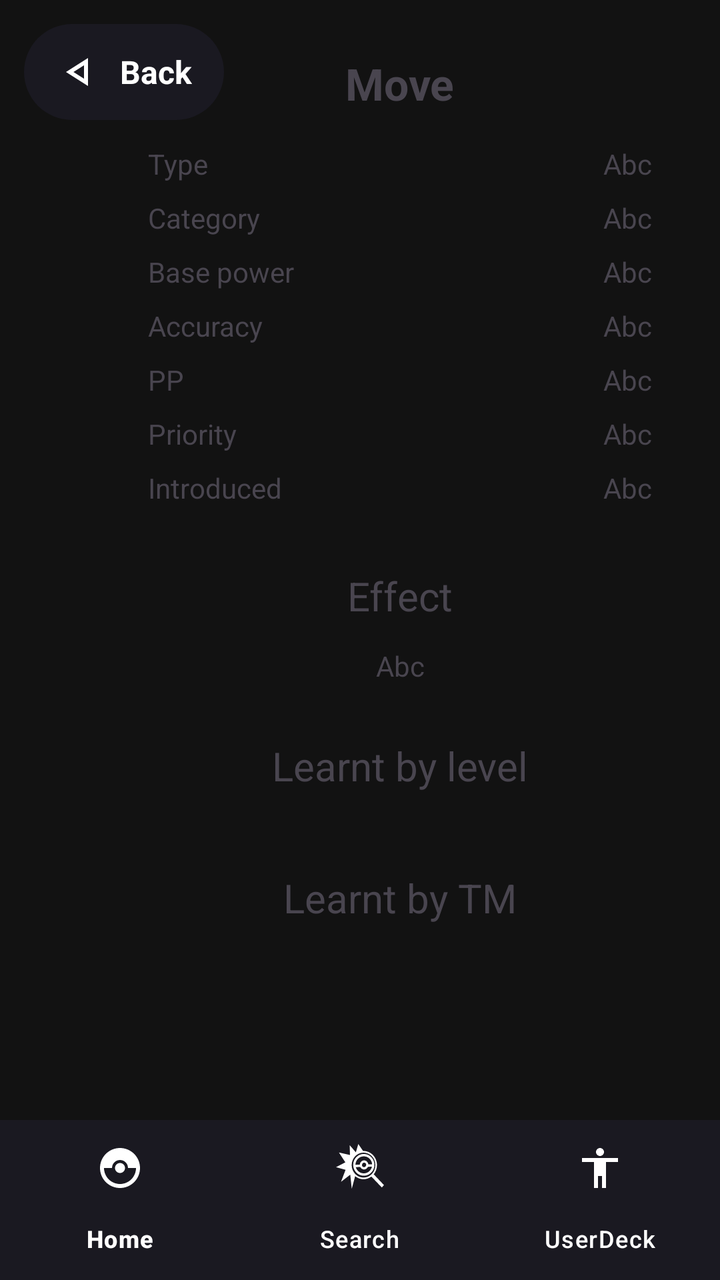
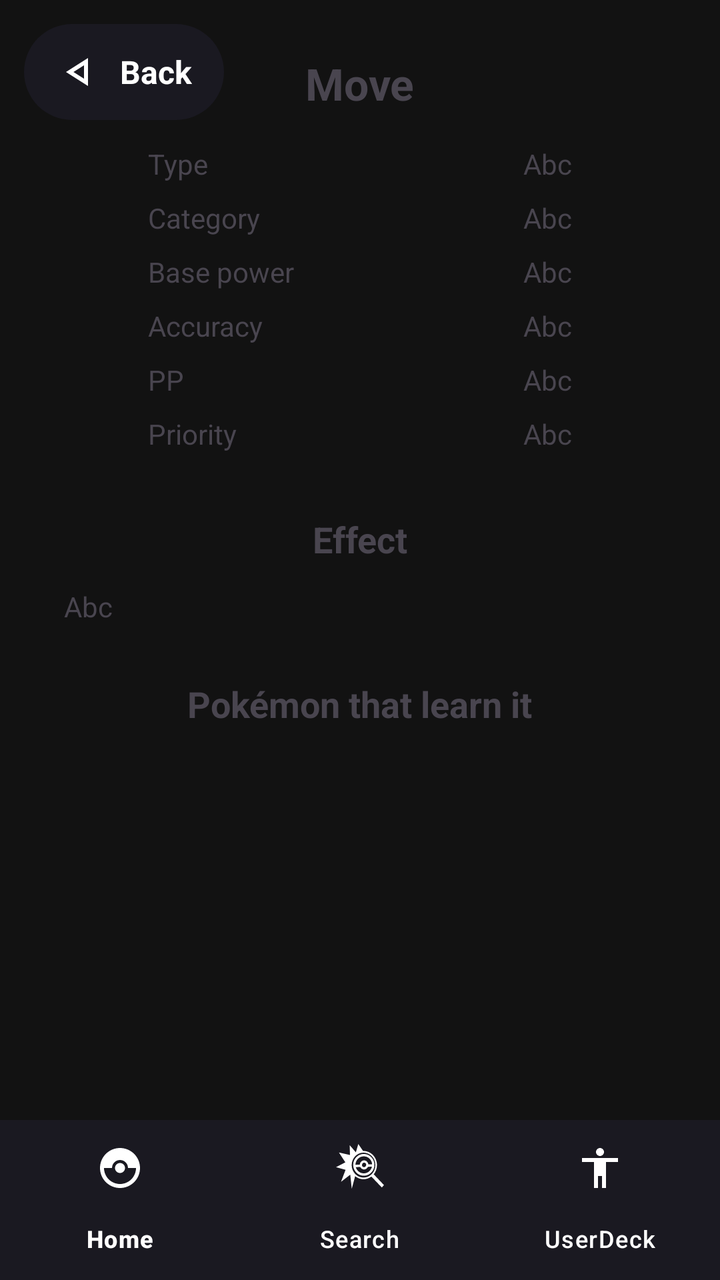

Compare the two renders of this Android layout. The source of the first and the diff that turns it into the second are given below.
<!-- AndroidManifest.xml: application theme Theme.ProyectoAtackDeckAndroid -->
<!-- res/layout/activity_move_details.xml -->
<?xml version="1.0" encoding="utf-8"?>
<androidx.constraintlayout.widget.ConstraintLayout xmlns:android="http://schemas.android.com/apk/res/android"
    xmlns:app="http://schemas.android.com/apk/res-auto"
    xmlns:tools="http://schemas.android.com/tools"
    android:id="@+id/main"
    android:layout_width="match_parent"
    android:layout_height="match_parent"
    android:background="#121212"
    tools:context=".activity.MoveDetailsActivity">

    <ScrollView
        android:id="@+id/scrollView"
        android:layout_width="match_parent"
        android:layout_height="0dp"
        android:fillViewport="true"
        app:layout_constraintBottom_toTopOf="@id/includedBottomNav"
        app:layout_constraintTop_toTopOf="parent">
        <LinearLayout
            android:layout_width="match_parent"
            android:layout_height="wrap_content"
            android:layout_marginHorizontal="20dp"
            android:orientation="vertical">
            <TextView
                android:id="@+id/tvMoveTitle"
                android:layout_width="wrap_content"
                android:layout_height="wrap_content"
                android:layout_gravity="center"
                android:layout_marginTop="@dimen/default_spacing"
                android:padding="12dp"
                android:text="@string/move_title"
                android:textSize="@dimen/text_size_h1"
                android:textStyle="bold" />
            <GridLayout
                android:layout_width="match_parent"
                android:layout_height="wrap_content"
                android:layout_marginHorizontal="50dp"
                android:columnCount="2"
                android:rowCount="7"
                android:useDefaultMargins="true">
                <TextView
                    android:layout_width="wrap_content"
                    android:layout_height="wrap_content"
                    android:text="@string/move_label_type"/>
                <TextView
                    android:id="@+id/tvType"
                    android:layout_width="wrap_content"
                    android:layout_height="wrap_content"
                    android:layout_gravity="end"
                    android:text="@string/value_placeholder"/>
                <TextView
                    android:layout_width="wrap_content"
                    android:layout_height="wrap_content"
                    android:text="@string/move_label_category"/>
                <TextView
                    android:id="@+id/tvCategory"
                    android:layout_width="wrap_content"
                    android:layout_height="wrap_content"
                    android:layout_gravity="end"
                    android:text="@string/value_placeholder" />
                <TextView
                    android:layout_width="wrap_content"
                    android:layout_height="wrap_content"
                    android:text="@string/move_label_bp"/>
                <TextView
                    android:id="@+id/tvBP"
                    android:layout_width="wrap_content"
                    android:layout_height="wrap_content"
                    android:layout_gravity="end"
                    android:text="@string/value_placeholder" />
                <TextView
                    android:layout_width="wrap_content"
                    android:layout_height="wrap_content"
                    android:text="@string/move_label_accuracy"/>
                <TextView
                    android:id="@+id/tvAccuracy"
                    android:layout_width="wrap_content"
                    android:layout_height="wrap_content"
                    android:layout_gravity="end"
                    android:text="@string/value_placeholder" />
                <TextView
                    android:layout_width="wrap_content"
                    android:layout_height="wrap_content"
                    android:text="@string/move_label_pp"/>
                <TextView
                    android:id="@+id/tvPP"
                    android:layout_width="wrap_content"
                    android:layout_height="wrap_content"
                    android:layout_gravity="end"
                    android:text="@string/value_placeholder" />
                <TextView
                    android:layout_width="wrap_content"
                    android:layout_height="wrap_content"
                    android:text="@string/move_label_priority"/>
                <TextView
                    android:id="@+id/tvPriority"
                    android:layout_width="wrap_content"
                    android:layout_height="wrap_content"
                    android:layout_gravity="end"
                    android:text="@string/value_placeholder" />
                <TextView
                    android:layout_width="wrap_content"
                    android:layout_height="wrap_content"
                    android:text="@string/move_label_generation"/>
                <TextView
                    android:id="@+id/tvGen"
                    android:layout_width="wrap_content"
                    android:layout_height="wrap_content"
                    android:layout_gravity="end"
                    android:text="@string/value_placeholder" />
            </GridLayout>
            <TextView
                android:layout_width="wrap_content"
                android:layout_height="wrap_content"
                android:layout_gravity="center"
                android:layout_marginTop="@dimen/default_spacing"
                android:padding="12dp"
                android:text="@string/move_label_effect"
                android:textSize="@dimen/text_size_h2" />
            <TextView
                android:id="@+id/tvEffect"
                android:layout_width="match_parent"
                android:layout_height="wrap_content"
                android:textAlignment="center"
                android:text="@string/value_placeholder" />
            <TextView
                android:layout_width="wrap_content"
                android:layout_height="wrap_content"
                android:layout_gravity="center"
                android:layout_marginTop="@dimen/default_spacing"
                android:padding="12dp"
                android:text="@string/move_label_learnt_lvl"
                android:textSize="@dimen/text_size_h2" />
            <androidx.recyclerview.widget.RecyclerView
                android:id="@+id/rvLearntLevel"
                android:layout_width="match_parent"
                android:layout_height="wrap_content"
                android:clipToPadding="false"
                android:nestedScrollingEnabled="false"
                tools:listitem="@layout/item_pokemon_list"
                app:layoutManager="androidx.recyclerview.widget.LinearLayoutManager" />
            <TextView
                android:layout_width="wrap_content"
                android:layout_height="wrap_content"
                android:layout_gravity="center"
                android:layout_marginTop="@dimen/default_spacing"
                android:padding="12dp"
                android:text="@string/move_label_learnt_tm"
                android:textSize="@dimen/text_size_h2" />
            <androidx.recyclerview.widget.RecyclerView
                android:id="@+id/rvLearntTM"
                android:layout_width="match_parent"
                android:layout_height="wrap_content"
                android:clipToPadding="false"
                android:nestedScrollingEnabled="false"
                tools:listitem="@layout/item_pokemon_list"
                app:layoutManager="androidx.recyclerview.widget.LinearLayoutManager" />
        </LinearLayout>
    </ScrollView>

    <TextView
        android:id="@+id/btnVolver"
        android:layout_width="wrap_content"
        android:layout_height="wrap_content"
        android:layout_margin="12dp"
        android:background="@drawable/bg_rounded_button"
        android:backgroundTint="#1A1921"
        android:drawablePadding="8dp"
        android:gravity="center"
        android:paddingHorizontal="16dp"
        android:paddingVertical="12dp"
        android:text="@string/action_back"
        android:textColor="@color/white"
        android:textSize="16sp"
        android:textStyle="bold"
        app:drawableStartCompat="@drawable/back_btn"
        app:drawableTint="@color/white"
        app:layout_constraintEnd_toEndOf="parent"
        app:layout_constraintHorizontal_bias="0.0"
        app:layout_constraintStart_toStartOf="parent"
        app:layout_constraintTop_toTopOf="parent" />

    <ProgressBar
        android:id="@+id/progressBar"
        android:layout_width="wrap_content"
        android:layout_height="wrap_content"
        android:visibility="gone"
        app:layout_constraintBottom_toBottomOf="parent"
        app:layout_constraintEnd_toEndOf="parent"
        app:layout_constraintStart_toStartOf="parent"
        app:layout_constraintTop_toTopOf="parent" />

    <include
    android:id="@+id/includedBottomNav"
    layout="@layout/layout_bottom_nav"
    android:layout_width="match_parent"
    android:layout_height="wrap_content"
    app:layout_constraintBottom_toBottomOf="parent" />
</androidx.constraintlayout.widget.ConstraintLayout>
<!-- res/layout/item_pokemon_list.xml (included above) -->
<?xml version="1.0" encoding="utf-8"?>
<LinearLayout xmlns:android="http://schemas.android.com/apk/res/android"
    android:layout_width="match_parent"
    android:layout_height="wrap_content"
    android:layout_marginBottom="12dp"
    android:background="@drawable/bg_rounded_item"
    android:gravity="center_vertical"
    android:orientation="horizontal"
    android:padding="12dp">

    <ImageView
        android:id="@+id/imgPokeList"
        android:layout_width="50dp"
        android:layout_height="50dp" />

    <TextView
        android:id="@+id/tvPokeListName"
        android:layout_width="wrap_content"
        android:layout_height="wrap_content"
        android:layout_marginStart="16dp"
        android:textColor="@color/white"
        android:textSize="18sp"
        android:textStyle="bold" />
</LinearLayout>
<!-- res/layout/layout_bottom_nav.xml (included above) -->
<?xml version="1.0" encoding="utf-8"?>
<com.google.android.material.bottomnavigation.BottomNavigationView
    xmlns:android="http://schemas.android.com/apk/res/android"
    xmlns:app="http://schemas.android.com/apk/res-auto"
    android:id="@+id/bottomNavigation"
    android:layout_width="match_parent"
    android:layout_height="wrap_content"
    android:background="#1A1921"
    app:itemIconTint="@color/white"
    app:itemTextColor="@color/white"
    app:menu="@menu/bottom_nav_menu" />
<!-- resources referenced by this layout -->
<resources>
  <color name="white">#FFFFFFFF</color>
  <dimen name="default_spacing">15dp</dimen>
  <dimen name="text_size_h1">22sp</dimen>
  <dimen name="text_size_h2">20sp</dimen>
  <!-- drawable back_btn (drawable) -->
  <vector xmlns:android="http://schemas.android.com/apk/res/android" android:height="24dp" android:tint="#000000" android:viewportHeight="960" android:viewportWidth="960" android:width="24dp">
        
      <path android:fillColor="@android:color/white" android:pathData="M640,760L200,480L640,200L640,760ZM560,480L560,480L560,480ZM560,614L560,346L350,480L560,614Z"/>
      
  </vector>
  <!-- drawable bg_rounded_button (drawable) -->
  <?xml version="1.0" encoding="utf-8"?>
  <shape xmlns:android="http://schemas.android.com/apk/res/android"
      android:shape="rectangle">
      <solid android:color="#262530" />
      <corners android:radius="24dp" />
  </shape>
  <!-- drawable bg_rounded_item (drawable) -->
  <?xml version="1.0" encoding="utf-8"?>
  <shape xmlns:android="http://schemas.android.com/apk/res/android"
      android:shape="rectangle">
      <solid android:color="#262530" />
      <corners android:radius="12dp" />
  </shape>
  <string name="action_back">Back</string>
  <string name="move_label_accuracy">Accuracy</string>
  <string name="move_label_bp">Base power</string>
  <string name="move_label_category">Category</string>
  <string name="move_label_effect">Effect</string>
  <string name="move_label_generation">Introduced</string>
  <string name="move_label_learnt_lvl">Learnt by level</string>
  <string name="move_label_learnt_tm">Learnt by TM</string>
  <string name="move_label_pp">PP</string>
  <string name="move_label_priority">Priority</string>
  <string name="move_label_type">Type</string>
  <string name="move_title">Move</string>
  <string name="value_placeholder">Abc</string>
  <style name="Theme.ProyectoAtackDeckAndroid" parent="Base.Theme.ProyectoAtackDeckAndroid" />
  <style name="Base.Theme.ProyectoAtackDeckAndroid" parent="Theme.Material3.DayNight.NoActionBar">
          
          
      </style>
</resources>

<!-- the commit's change to res/layout/activity_move_details.xml (unified diff, before → after) -->
@@ -8,7 +8,7 @@
     android:background="#121212"
     tools:context=".activity.MoveDetailsActivity">
 
-    <ScrollView
+    <androidx.core.widget.NestedScrollView
         android:id="@+id/scrollView"
         android:layout_width="match_parent"
         android:layout_height="0dp"
@@ -97,16 +97,6 @@
                     android:layout_height="wrap_content"
                     android:layout_gravity="end"
                     android:text="@string/value_placeholder" />
-                <TextView
-                    android:layout_width="wrap_content"
-                    android:layout_height="wrap_content"
-                    android:text="@string/move_label_generation"/>
-                <TextView
-                    android:id="@+id/tvGen"
-                    android:layout_width="wrap_content"
-                    android:layout_height="wrap_content"
-                    android:layout_gravity="end"
-                    android:text="@string/value_placeholder" />
             </GridLayout>
             <TextView
                 android:layout_width="wrap_content"
@@ -115,12 +105,13 @@
                 android:layout_marginTop="@dimen/default_spacing"
                 android:padding="12dp"
                 android:text="@string/move_label_effect"
-                android:textSize="@dimen/text_size_h2" />
+                android:textSize="@dimen/text_size_h2"
+                android:textStyle="bold" />
             <TextView
                 android:id="@+id/tvEffect"
                 android:layout_width="match_parent"
                 android:layout_height="wrap_content"
-                android:textAlignment="center"
+                android:paddingHorizontal="12dp"
                 android:text="@string/value_placeholder" />
             <TextView
                 android:layout_width="wrap_content"
@@ -128,26 +119,11 @@
                 android:layout_gravity="center"
                 android:layout_marginTop="@dimen/default_spacing"
                 android:padding="12dp"
-                android:text="@string/move_label_learnt_lvl"
-                android:textSize="@dimen/text_size_h2" />
+                android:text="@string/move_label_learnt"
+                android:textSize="@dimen/text_size_h2"
+                android:textStyle="bold" />
             <androidx.recyclerview.widget.RecyclerView
                 android:id="@+id/rvLearntLevel"
-                android:layout_width="match_parent"
-                android:layout_height="wrap_content"
-                android:clipToPadding="false"
-                android:nestedScrollingEnabled="false"
-                tools:listitem="@layout/item_pokemon_list"
-                app:layoutManager="androidx.recyclerview.widget.LinearLayoutManager" />
-            <TextView
-                android:layout_width="wrap_content"
-                android:layout_height="wrap_content"
-                android:layout_gravity="center"
-                android:layout_marginTop="@dimen/default_spacing"
-                android:padding="12dp"
-                android:text="@string/move_label_learnt_tm"
-                android:textSize="@dimen/text_size_h2" />
-            <androidx.recyclerview.widget.RecyclerView
-                android:id="@+id/rvLearntTM"
                 android:layout_width="match_parent"
                 android:layout_height="wrap_content"
                 android:clipToPadding="false"
@@ -155,7 +131,7 @@
                 tools:listitem="@layout/item_pokemon_list"
                 app:layoutManager="androidx.recyclerview.widget.LinearLayoutManager" />
         </LinearLayout>
-    </ScrollView>
+    </androidx.core.widget.NestedScrollView>
 
     <TextView
         android:id="@+id/btnVolver"
<!-- resource entries referenced after the edit -->
@@ -3,7 +3,7 @@
   <color name="white">#FFFFFFFF</color>
   <dimen name="default_spacing">15dp</dimen>
   <dimen name="text_size_h1">22sp</dimen>
-  <dimen name="text_size_h2">20sp</dimen>
+  <dimen name="text_size_h2">18sp</dimen>
   <!-- drawable back_btn (drawable) -->
   <vector xmlns:android="http://schemas.android.com/apk/res/android" android:height="24dp" android:tint="#000000" android:viewportHeight="960" android:viewportWidth="960" android:width="24dp">
         
@@ -29,9 +29,7 @@
   <string name="move_label_bp">Base power</string>
   <string name="move_label_category">Category</string>
   <string name="move_label_effect">Effect</string>
-  <string name="move_label_generation">Introduced</string>
-  <string name="move_label_learnt_lvl">Learnt by level</string>
-  <string name="move_label_learnt_tm">Learnt by TM</string>
+  <string name="move_label_learnt">Pokémon that learn it</string>
   <string name="move_label_pp">PP</string>
   <string name="move_label_priority">Priority</string>
   <string name="move_label_type">Type</string>
